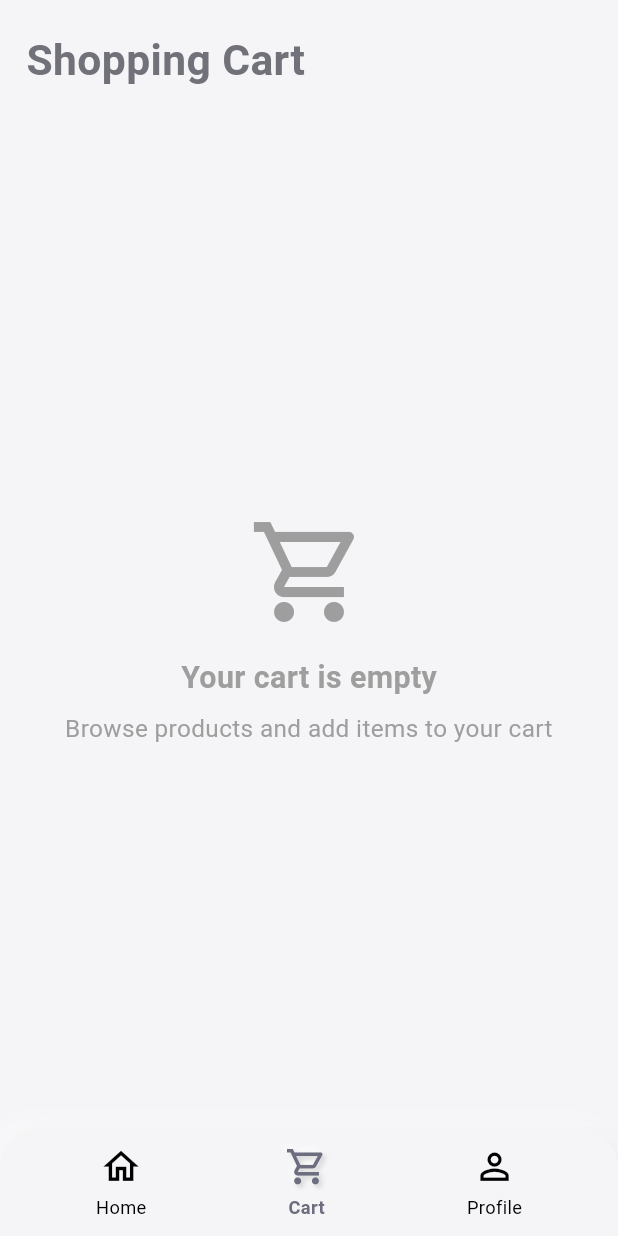
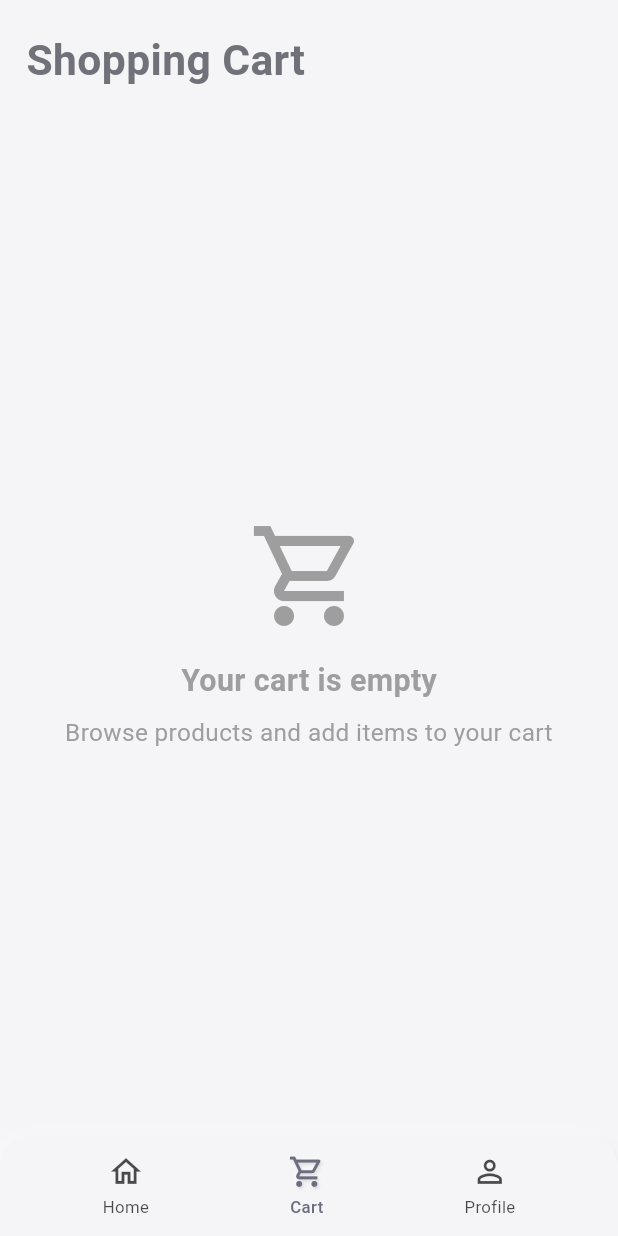
Before and after one commit to Berkawaii/fakeCommerce, a Flutter app: the screen it shows after launch, item 2 of the bottom bar chosen, on a phone screen of 412 x 824 dp. Run offline on Flutter 3.47's test engine with Material 3 defaults, Android fonts, the phone set to English and light mode, and no system bars; our stand-ins replace cached_network_image, dio, flutter_neumorphic_plus, flutter_riverpod, flutter_screenutil, flutter_secure_storage and 1 more; accounts and stored records are empty; network calls fail.

Commit message:
Update home screen navigation bar to match monochromatic, muted theme

```diff
--- a/lib/features/products/presentation/screens/home_screen.dart
+++ b/lib/features/products/presentation/screens/home_screen.dart
@@ -40,17 +40,18 @@ class _HomeScreenState extends ConsumerState<HomeScreen> {
   Widget _buildBottomNavigationBar() {
     return Neumorphic(
       style: NeumorphicStyle(
-        depth: 10,
+        depth: 5, // Reduced depth for more subtle effect
+        intensity: 0.5, // Reduced intensity for muted look
         boxShape: NeumorphicBoxShape.roundRect(
           const BorderRadius.only(
-            topLeft: Radius.circular(25),
-            topRight: Radius.circular(25),
+            topLeft: Radius.circular(20), // Slightly smaller radius
+            topRight: Radius.circular(20),
           ),
         ),
       ),
       child: Container(
-        height: 70.h,
-        padding: EdgeInsets.symmetric(horizontal: 16.w),
+        height: 65.h, // Slightly smaller height
+        padding: EdgeInsets.symmetric(horizontal: 20.w), // Slightly more horizontal padding
         child: Row(
           mainAxisAlignment: MainAxisAlignment.spaceAround,
           children: [
@@ -77,24 +78,24 @@ class _HomeScreenState extends ConsumerState<HomeScreen> {
         children: [
           NeumorphicIcon(
             icon,
-            size: 28.sp,
+            size: 24.sp, // Slightly smaller icon
             style: NeumorphicStyle(
-              depth: isSelected ? 4 : 0,
-              intensity: isSelected ? 0.8 : 0.5,
+              depth: isSelected ? 2 : 0, // Reduced depth for more subtle effect
+              intensity: isSelected ? 0.6 : 0.4, // Reduced intensity for muted look
               color: isSelected
                   ? NeumorphicTheme.accentColor(context)
-                  : NeumorphicTheme.defaultTextColor(context),
+                  : NeumorphicTheme.defaultTextColor(context).withOpacity(0.7), // More muted unselected color
             ),
           ),
-          SizedBox(height: 4.h),
+          SizedBox(height: 3.h), // Slightly reduced spacing
           Text(
             label,
             style: TextStyle(
-              fontSize: 12.sp,
-              fontWeight: isSelected ? FontWeight.w600 : FontWeight.w400,
+              fontSize: 11.sp, // Slightly smaller text
+              fontWeight: isSelected ? FontWeight.w500 : FontWeight.w400, // Less bold for more refined look
               color: isSelected
                   ? NeumorphicTheme.accentColor(context)
-                  : NeumorphicTheme.defaultTextColor(context),
+                  : NeumorphicTheme.defaultTextColor(context).withOpacity(0.7), // More muted unselected color
             ),
           ),
         ],
```
